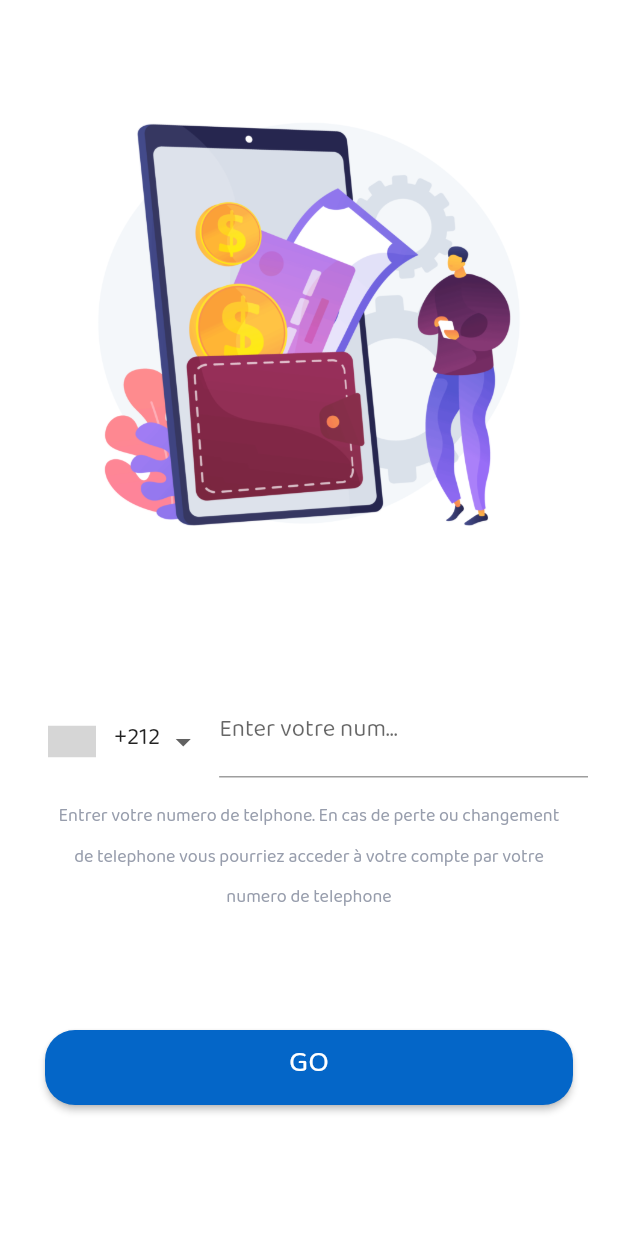
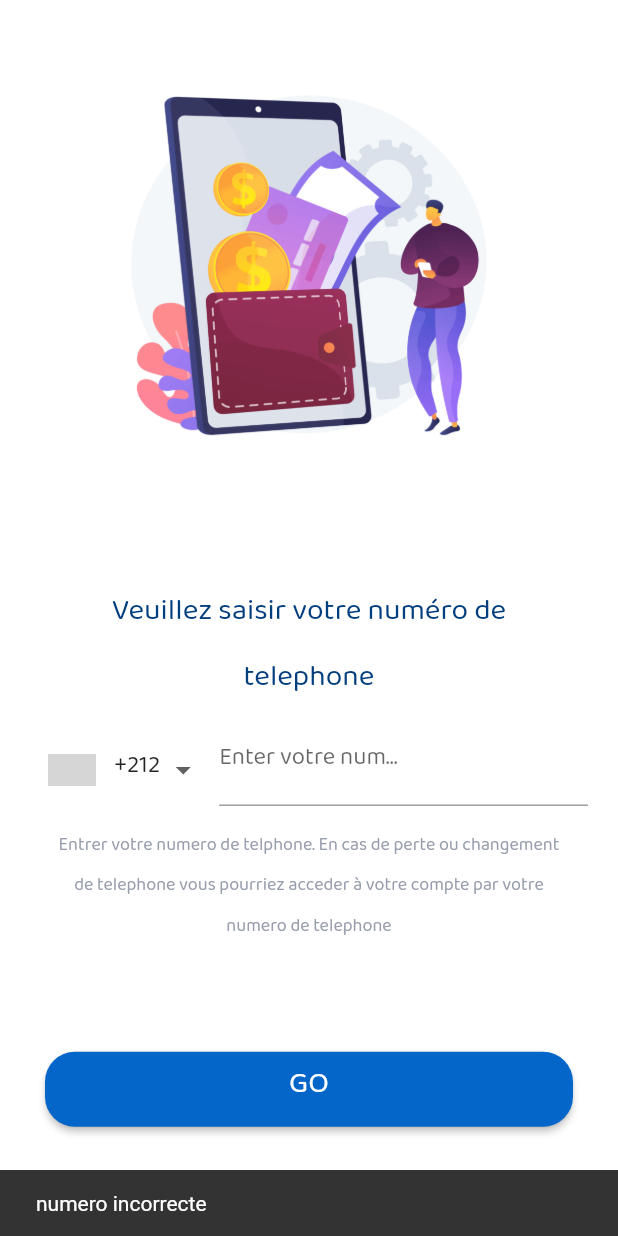
Before and after one commit to ElMehdiEchchad/Baztami-App-Flutter, a Flutter app: the screen it shows after launch, after a tap on "GO", on a phone screen of 412 x 824 dp. Run offline on Flutter 3.47's test engine with Material 2 defaults, Android fonts, the phone set to English and light mode, and no system bars; drawn by our look-alikes of intl_phone_number_input; our stand-ins replace firebase_auth, firebase_core; accounts and stored records are empty; grey boxes are pictures that could not be loaded.

Commit message:
fix error number authentification

```diff
--- a/lib/screens/login.dart
+++ b/lib/screens/login.dart
@@ -16,14 +16,21 @@ class _LoginPageState extends State<LoginPage> {
   Widget build(BuildContext context) {
     return SafeArea(
       child: Scaffold(
+        //resizeToAvoidBottomInset: false,
         backgroundColor: Palette.backgroundColor,
         body: Container(
           padding: EdgeInsets.all(20),
           child: Column(
             mainAxisAlignment: MainAxisAlignment.center,
             children: [
-              Flexible(child: _welcomeImage()),
-              Flexible(child: InternationalPhoneInput()),
+              Flexible(
+                flex: 2,
+                child: _welcomeImage(),
+              ),
+              Flexible(
+                flex: 3,
+                child: InternationalPhoneInput(),
+              ),
             ],
           ),
         ),
@@ -49,12 +56,15 @@ class _InternationalPhoneInputState extends State<InternationalPhoneInput> {
   String verificationId = "";
   bool codeSent = false;
   String smsCode = "";
+  final GlobalKey<ScaffoldState> _scaffoldKey = GlobalKey();
 
   _handleInput(PhoneNumber value) {
     setState(() {
       phoneNumber = value;
     });
   }
+
+  bool showLoading = false;
 
   @override
   Widget build(BuildContext context) {
@@ -63,24 +73,17 @@ class _InternationalPhoneInputState extends State<InternationalPhoneInput> {
         mainAxisAlignment: MainAxisAlignment.spaceEvenly,
         children: [
           Column(children: [
-            Center(
-              child: InternationalPhoneNumberInput(
-                countrySelectorScrollControlled: true,
-                initialValue: PhoneNumber(
-                  isoCode: "MA",
-                ),
-                hintText: "Enter votre num...",
-                onInputChanged: (PhoneNumber value) => _handleInput(value),
-              ),
-            ),
             Padding(
-              padding: const EdgeInsets.all(15.0),
+              padding:
+                  const EdgeInsets.only(top: 2, bottom: 2, left: 10, right: 10),
               child: Text(
-                "Entrer votre numero de telphone. En cas de perte ou changement de telephone vous pourriez acceder à votre compte par votre numero de telephone",
+                codeSent
+                    ? "Veuillez saisir le code qui va vous arriver par SMS"
+                    : "Veuillez saisir votre numéro de telephone",
                 style: TextStyle(
-                  color: Palette.grey1Color,
-                  fontSize: 12,
-                ),
+                    color: Palette.primaryHeadingColor,
+                    fontSize: 20,
+                    fontWeight: FontWeight.w200),
                 textAlign: TextAlign.center,
               ),
             ),
@@ -98,9 +101,34 @@ class _InternationalPhoneInputState extends State<InternationalPhoneInput> {
                       },
                     ),
                   )
-                : Container(),
+                : Center(
+                    child: InternationalPhoneNumberInput(
+                      countrySelectorScrollControlled: true,
+                      initialValue: PhoneNumber(
+                        isoCode: "MA",
+                      ),
+                      hintText: "Enter votre num...",
+                      onInputChanged: (PhoneNumber value) =>
+                          _handleInput(value),
+                    ),
+                  ),
+            Padding(
+              padding: const EdgeInsets.all(15.0),
+              child: Text(
+                "Entrer votre numero de telphone. En cas de perte ou changement de telephone vous pourriez acceder à votre compte par votre numero de telephone",
+                style: TextStyle(
+                  color: Palette.grey1Color,
+                  fontSize: 12,
+                ),
+                textAlign: TextAlign.center,
+              ),
+            ),
           ]),
-          ElevatedButton(
+          showLoading
+              ? Container(
+                  child: CircularProgressIndicator(),
+                )
+              : ElevatedButton(
                   onPressed: () {
                     _handleLogin();
                   },
@@ -113,7 +141,8 @@ class _InternationalPhoneInputState extends State<InternationalPhoneInput> {
                     ),
                   ),
                   style: ElevatedButton.styleFrom(
-              minimumSize: Size(MediaQuery.of(context).size.width - 60, 50),
+                    minimumSize:
+                        Size(MediaQuery.of(context).size.width - 60, 50),
                     shape: RoundedRectangleBorder(
                       borderRadius: BorderRadius.circular(20.0),
                     ),
@@ -125,39 +154,69 @@ class _InternationalPhoneInputState extends State<InternationalPhoneInput> {
     );
   }
 
-  _handleLogin() {
+  _handleLogin() async {
     if (phoneNumber.dialCode.toString().length <
         phoneNumber.phoneNumber.toString().length) {
+      setState(() {
+        showLoading = true;
+      });
       //check number in firebase
-      codeSent
-          ? AuthService().signInWithOTP(smsCode, verificationId)
-          : verifyPhone(phoneNumber);
+      if (codeSent) {
+        await AuthService().signInWithOTP(smsCode, verificationId)
+            //     .then((value) => null)
+            //     .catchError((e) {
+            //   setState(() {
+            //     showLoading = false;
+            //   });
+            //   showDialogMessage("Error", e.toString());
+            // })
+            ;
+      } else {
+        verifyPhone(phoneNumber);
       }
+    } else
+      (ScaffoldMessenger.of(context)
+          .showSnackBar(SnackBar(content: Text('numero incorrecte'))));
   }
 
-  Future<void> verifyPhone(PhoneNumber phoneNumber) async {
-    final PhoneVerificationCompleted verified = (AuthCredential authResult) {
-      //sign in with credentiels
-      AuthService().signIn(authResult);
-    };
-
-    //this for handle the error message
-    final PhoneVerificationFailed failed = (FirebaseAuthException e) {
-      if (e.code == 'invalid-phone-number') {
+  void showDialogMessage(String error, String text) {
     showDialog<String>(
         context: context,
         builder: (BuildContext context) => AlertDialog(
-            title: const Text('Error'),
-            content: const Text(
-                'votre numero n\'est pas valide, essayez de saisir un numero valide'),
+              title: Text(error),
+              content: Text(text),
               actions: <Widget>[
                 TextButton(
                   onPressed: () => Navigator.pop(context, 'OK'),
                   child: const Text('OK'),
                 ),
               ],
-          ),
-        );
+            ));
+  }
+
+  Future<void> verifyPhone(PhoneNumber phoneNumber) async {
+    //when num is verified
+    final PhoneVerificationCompleted verified = (AuthCredential authResult) {
+      //sign in with credentiels
+      AuthService().signIn(authResult);
+      setState(() {
+        showLoading = false;
+      });
+    };
+
+    //this for handle the error message
+    final PhoneVerificationFailed failed = (FirebaseAuthException e) {
+      setState(() {
+        showLoading = false;
+      });
+      if (e.code == 'invalid-phone-number') {
+        showDialogMessage("Erreur",
+            'votre numero n\'est pas valide, essayez de saisir un numero valide');
+      } else if (e.code == 'too-many-requests') {
+        showDialogMessage("Erreur",
+            'votre némuro est bloqué temporairement, veuillez reussir plus tard');
+      } else {
+        showDialogMessage("Erreur", e.toString());
       }
     };
 
@@ -166,6 +225,7 @@ class _InternationalPhoneInputState extends State<InternationalPhoneInput> {
       this.verificationId = verId;
       setState(() {
         this.codeSent = true;
+        this.showLoading = false;
       });
     } as PhoneCodeSent;
 
```
Also changed, not shown: lib/services/authservice.dart (+16 -6 lines). Lines whose indentation alone changed are shown as unchanged.
